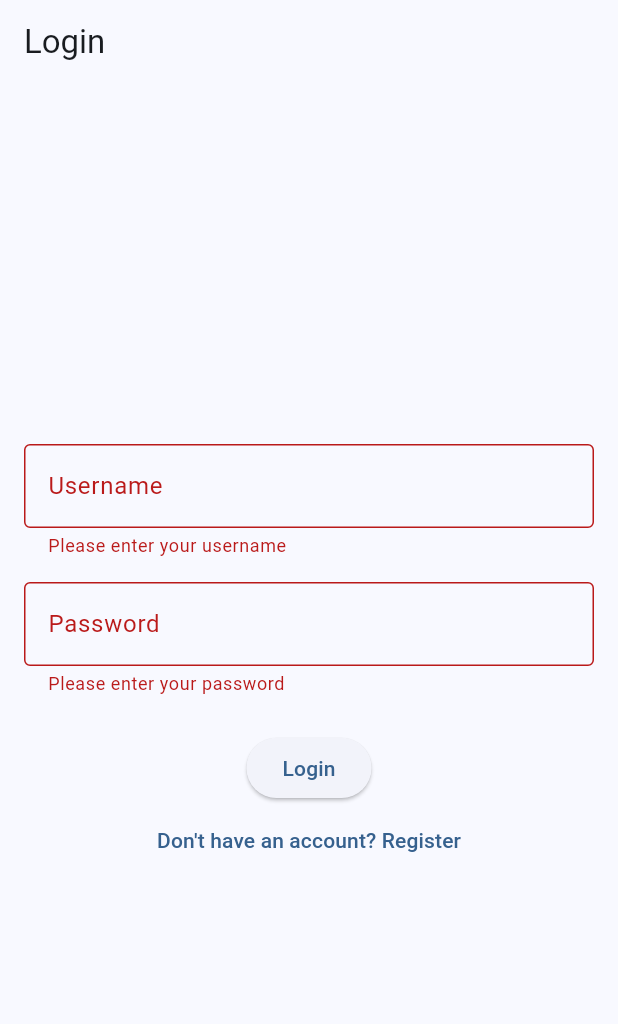
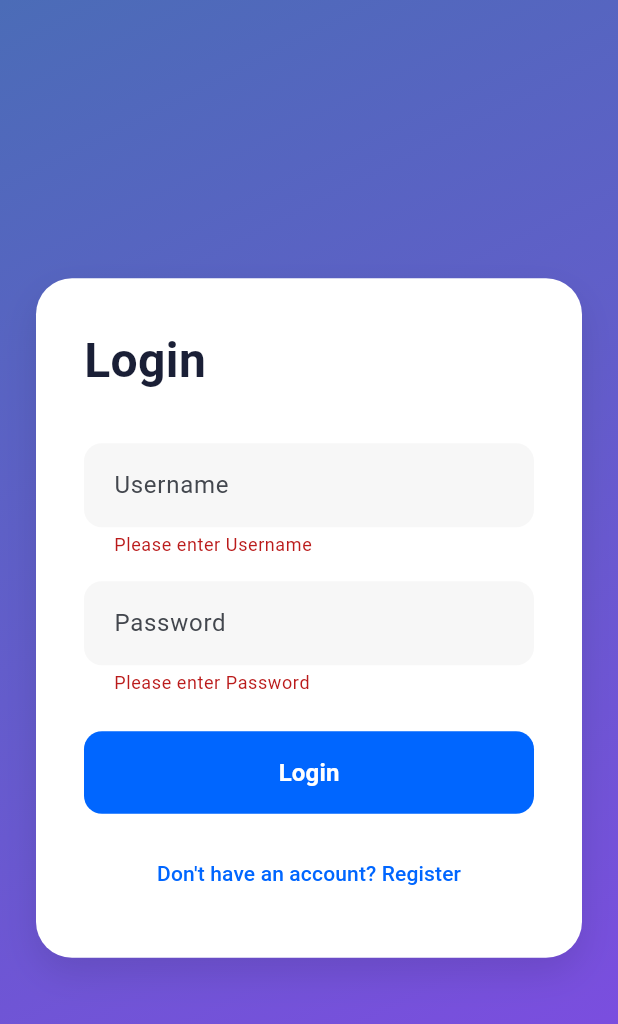
Before and after one commit to samoilenkoalex/AI-Chatbot-with-Vector-Store-Memory-and-MCP-tools, a Flutter app: the screen it shows after launch, after a tap on "Login", on a phone screen of 412 x 824 dp. Shown: the top 1024 px of the screen. Run offline on Flutter 3.47's test engine with Material 3 defaults, Android fonts, the phone set to English and light mode, and no system bars; our stand-ins replace equatable, flutter_bloc, get_it, go_router, shared_preferences.

Commit message:
updated auth ui screen,

```diff
--- /dev/null
+++ b/frontend/lib/common/widgets/custom_text_form_field.dart
@@ -0,0 +1,48 @@
+import 'package:flutter/material.dart';
+import '../../core/styles.dart';
+
+class CustomTextFormField extends StatelessWidget {
+  final TextEditingController controller;
+  final String hintText;
+  final bool isPassword;
+  final String? Function(String?)? validator;
+
+  const CustomTextFormField({
+    super.key,
+    required this.controller,
+    required this.hintText,
+    this.isPassword = false,
+    this.validator,
+  });
+
+  @override
+  Widget build(BuildContext context) {
+    return TextFormField(
+      controller: controller,
+      decoration: InputDecoration(
+        hintText: hintText,
+        filled: true,
+        fillColor: AppStyles.formBackground,
+        border: OutlineInputBorder(
+          borderRadius: BorderRadius.circular(AppStyles.borderRadiusMedium),
+          borderSide: BorderSide.none,
+        ),
+        contentPadding: const EdgeInsets.symmetric(
+          horizontal: AppStyles.paddingSmall,
+          vertical: AppStyles.paddingSmall,
+        ),
+      ),
+      obscureText: isPassword,
+      validator: validator ??
+          (value) {
+            if (value == null || value.isEmpty) {
+              return 'Please enter $hintText';
+            }
+            if (isPassword && value.length < 6) {
+              return 'Password must be at least 6 characters';
+            }
+            return null;
+          },
+    );
+  }
+}
--- /dev/null
+++ b/frontend/lib/core/styles.dart
@@ -0,0 +1,29 @@
+import 'package:flutter/material.dart';
+
+class AppStyles {
+  static const Color primaryBlue = Color(0xFF0066FF);
+
+  static const Color gradientStart = Color(0xFF4B6CB7);
+  static const Color gradientEnd = Color(0xFF8249E5);
+
+  static const Color textDark = Color(0xFF1A1F36);
+
+  static const Color formBackground = Color(0xFFF7F7F7);
+
+  static final BoxShadow cardShadow = BoxShadow(
+    color: Colors.black.withOpacity(0.1),
+    blurRadius: 20,
+    offset: const Offset(0, 10),
+  );
+
+  static const double borderRadiusLarge = 24.0;
+  static const double borderRadiusMedium = 12.0;
+
+  static const double paddingLarge = 32.0;
+  static const double paddingMedium = 24.0;
+  static const double paddingSmall = 16.0;
+
+  static const double fontSizeLarge = 32.0;
+  static const double fontSizeMedium = 16.0;
+  static const double fontSizeSmall = 14.0;
+}
--- a/frontend/lib/features/auth/screens/auth_screen.dart
+++ b/frontend/lib/features/auth/screens/auth_screen.dart
@@ -2,6 +2,8 @@ import 'package:flutter/material.dart';
 import 'package:flutter_bloc/flutter_bloc.dart';
 import 'package:go_router/go_router.dart';
 
+import '../../../common/widgets/custom_text_form_field.dart';
+import '../../../core/styles.dart';
 import '../cubit/auth_cubit.dart';
 import '../cubit/auth_state.dart';
 
@@ -51,76 +53,116 @@ class _AuthScreenState extends State<AuthScreen> {
         }
       },
       child: Scaffold(
-        appBar: AppBar(
-          title: Text(_isLogin ? 'Login' : 'Register'),
+        body: Container(
+          decoration: const BoxDecoration(
+            gradient: LinearGradient(
+              begin: Alignment.topLeft,
+              end: Alignment.bottomRight,
+              colors: [
+                AppStyles.gradientStart,
+                AppStyles.gradientEnd,
+              ],
             ),
-        body: Padding(
-          padding: const EdgeInsets.all(16.0),
+          ),
+          child: Center(
+            child: SingleChildScrollView(
+              child: Container(
+                constraints: const BoxConstraints(maxWidth: 600),
+                margin: const EdgeInsets.all(AppStyles.paddingMedium),
+                padding: const EdgeInsets.all(AppStyles.paddingLarge),
+                decoration: BoxDecoration(
+                  color: Colors.white,
+                  borderRadius:
+                      BorderRadius.circular(AppStyles.borderRadiusLarge),
+                  boxShadow: [AppStyles.cardShadow],
+                ),
                 child: Form(
                   key: _formKey,
                   child: Column(
-              mainAxisAlignment: MainAxisAlignment.center,
+                    mainAxisSize: MainAxisSize.min,
+                    crossAxisAlignment: CrossAxisAlignment.stretch,
                     children: [
-                TextFormField(
+                      Text(
+                        _isLogin ? 'Login' : 'Register',
+                        style: const TextStyle(
+                          fontSize: AppStyles.fontSizeLarge,
+                          fontWeight: FontWeight.bold,
+                          color: AppStyles.textDark,
+                        ),
+                        textAlign: TextAlign.left,
+                      ),
+                      const SizedBox(height: AppStyles.paddingLarge),
+                      CustomTextFormField(
                         controller: _usernameController,
-                  decoration: const InputDecoration(
-                    labelText: 'Username',
-                    border: OutlineInputBorder(),
+                        hintText: 'Username',
                       ),
-                  validator: (value) {
-                    if (value == null || value.isEmpty) {
-                      return 'Please enter your username';
-                    }
-                    return null;
-                  },
+                      const SizedBox(height: AppStyles.paddingSmall),
+                      CustomTextFormField(
+                        controller: _passwordController,
+                        hintText: 'Password',
+                        isPassword: true,
                       ),
-                const SizedBox(height: 16),
-                TextFormField(
-                  controller: _passwordController,
-                  decoration: const InputDecoration(
-                    labelText: 'Password',
-                    border: OutlineInputBorder(),
-                  ),
-                  obscureText: true,
-                  validator: (value) {
-                    if (value == null || value.isEmpty) {
-                      return 'Please enter your password';
-                    }
-                    if (value.length < 6) {
-                      return 'Password must be at least 6 characters';
-                    }
-                    return null;
-                  },
-                ),
-                const SizedBox(height: 24),
+                      const SizedBox(height: AppStyles.paddingMedium),
                       BlocBuilder<AuthCubit, AuthState>(
                         builder: (context, state) {
                           final isLoading = state is AuthLoading;
                           return ElevatedButton(
                             onPressed: isLoading ? null : _submitForm,
+                            style: ElevatedButton.styleFrom(
+                              backgroundColor: AppStyles.primaryBlue,
+                              foregroundColor: Colors.white,
+                              padding: const EdgeInsets.symmetric(
+                                  vertical: AppStyles.paddingSmall),
+                              shape: RoundedRectangleBorder(
+                                borderRadius: BorderRadius.circular(
+                                    AppStyles.borderRadiusMedium),
+                              ),
+                              elevation: 0,
+                            ),
                             child: isLoading
                                 ? const SizedBox(
                                     width: 20,
                                     height: 20,
-                              child: CircularProgressIndicator(strokeWidth: 2),
+                                    child: CircularProgressIndicator(
+                                      strokeWidth: 2,
+                                      valueColor: AlwaysStoppedAnimation<Color>(
+                                          Colors.white),
+                                    ),
                                   )
-                          : Text(_isLogin ? 'Login' : 'Register'),
+                                : Text(
+                                    _isLogin ? 'Login' : 'Register',
+                                    style: const TextStyle(
+                                      fontSize: AppStyles.fontSizeMedium,
+                                      fontWeight: FontWeight.w600,
+                                    ),
+                                  ),
                           );
                         },
                       ),
+                      const SizedBox(height: AppStyles.paddingSmall),
                       TextButton(
                         onPressed: () {
                           setState(() {
                             _isLogin = !_isLogin;
                           });
                         },
+                        style: TextButton.styleFrom(
+                          foregroundColor: AppStyles.primaryBlue,
+                        ),
                         child: Text(
                           _isLogin
                               ? 'Don\'t have an account? Register'
                               : 'Already have an account? Login',
+                          style: const TextStyle(
+                            fontSize: AppStyles.fontSizeSmall,
+                            fontWeight: FontWeight.w500,
+                          ),
                         ),
                       ),
                     ],
+                  ),
+                ),
+              ),
             ),
           ),
         ),
```
Also changed, not shown: 1 other file. Lines whose indentation alone changed are shown as unchanged.
